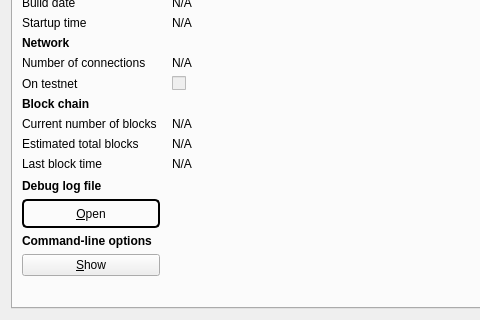
nazarpechka/volvox-old, file src/qt/forms/rpcconsole.ui: the form before one commit; both pictures show x 0 to 480 and y 130 to 450 of the 740 by 450 pixel window.
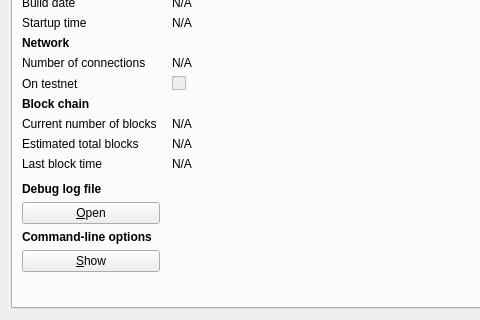
The form after the commit. The open tabs and pages were chosen to show the change. Icons and pictures are not drawn.

The edit to the form file:
```diff
--- a/src/qt/forms/rpcconsole.ui
+++ b/src/qt/forms/rpcconsole.ui
@@ -325,13 +325,7 @@
           <string>Open the VOLVOX debug log file from the current data directory. This can take a few seconds for large log files.</string>
          </property>
          <property name="styleSheet">
-          <string notr="true">border-top-left-radius: 5px;
-border-top-right-radius: 5px;
-border-bottom-left-radius: 5px;
-border-bottom-right-radius: 5px;
-border: 2px solid #000000;
-min-height: 25px;
-max-height: 25px;</string>
+          <string notr="true"></string>
          </property>
          <property name="text">
           <string>&amp;Open</string>
```
Left out of the diff: 7 changed lines with no effect on the pictures.
